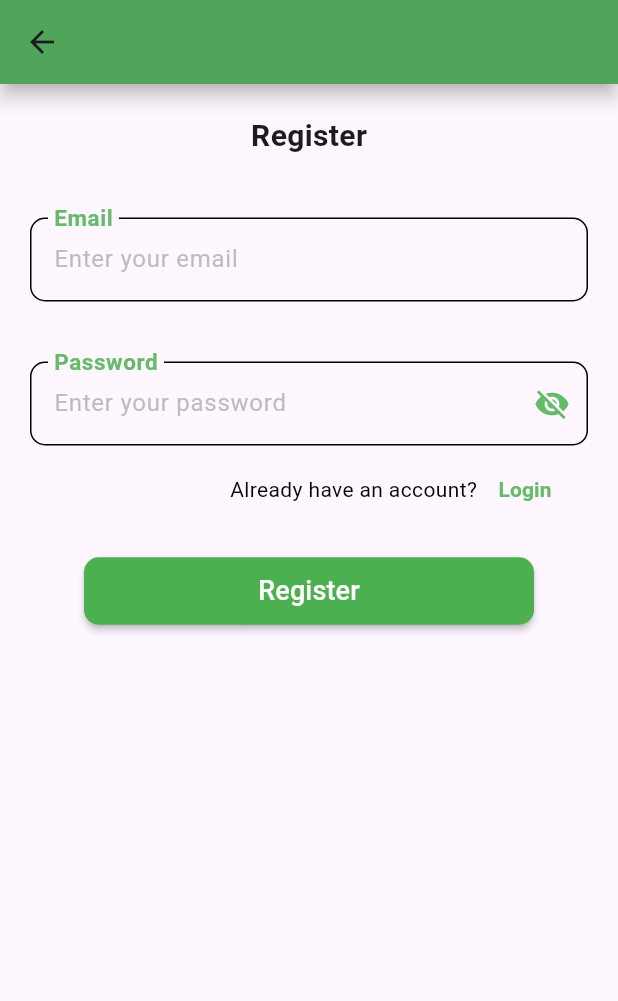
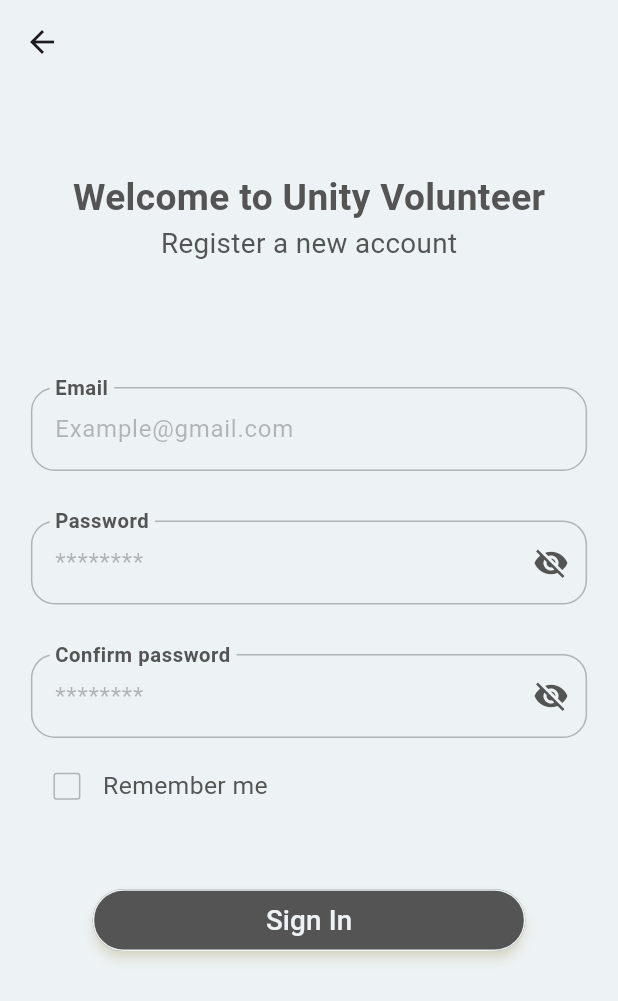
Before and after one commit to Raferane/mafe, a Flutter app: the RegisterScreen screen opened by its route, on a phone screen of 412 x 824 dp. Shown: the top 1001 px of the screen. Run offline on Flutter 3.47's test engine with Material 3 defaults, Android fonts, the phone set to English and light mode, and no system bars; our stand-ins replace firebase_auth, firebase_core, get, google_sign_in; accounts and stored records are empty.

Commit message:
add login and register ui with logic

```diff
--- a/lib/Views/register/register_screen.dart
+++ b/lib/Views/register/register_screen.dart
@@ -1,6 +1,9 @@
 import 'package:flutter/material.dart';
 import 'package:get/get.dart';
-import 'package:unity_project/Views/Login/components/z_password_text_form_field.dart';
+import 'package:unity_project/Views/Welcome/components/z_sign_up_button.dart';
+import 'package:unity_project/models/utility/Components/z_confirm_password_field.dart';
+import 'package:unity_project/models/utility/Components/z_email_text_form_field.dart';
+import 'package:unity_project/models/utility/Components/z_password_text_form_field.dart';
 import 'package:unity_project/controllers/auth_controllers.dart';
 import 'package:unity_project/models/utility/Components/loading_overlay.dart';
 
@@ -15,6 +18,7 @@ class _RegisterScreenState extends State<RegisterScreen> {
   final AuthController controller = Get.find<AuthController>();
   final registerEmailController = TextEditingController();
   final registerPasswordController = TextEditingController();
+  final registerConfirmPasswordController = TextEditingController();
   final registerFormKey = GlobalKey<FormState>();
 
   @override
@@ -31,101 +35,88 @@ class _RegisterScreenState extends State<RegisterScreen> {
     final width = size.width;
     final height = size.height;
     return Scaffold(
-      appBar: AppBar(elevation: 5, shadowColor: Colors.black),
+      appBar: AppBar(backgroundColor: Colors.transparent),
       body: LoadingOverlay(
         isLoading: controller.isLoading,
+        child: SingleChildScrollView(
+          child: Padding(
+            padding: EdgeInsets.symmetric(
+              horizontal: width * 0.05,
+              vertical: height * 0.02,
+            ),
             child: Form(
               key: registerFormKey,
-          child: Center(
               child: Column(
                 children: [
-                SizedBox(height: 20),
+                  SizedBox(height: height * 0.05),
                   Text(
-                  'Register',
-                  style: TextStyle(fontSize: 20, fontWeight: FontWeight.bold),
+                    'Welcome to Unity Volunteer',
+                    style: TextStyle(
+                      fontSize: width * 0.06,
+                      fontWeight: FontWeight.bold,
+                      color: Color(0xff545454),
                     ),
-                SizedBox(height: 20),
-                Padding(
-                  padding: const EdgeInsets.all(20.0),
-                  child: TextFormField(
-                    controller: registerEmailController,
-                    onTapOutside: (event) {
-                      controller.unfocusKeyboard();
-                    },
-                    keyboardType: TextInputType.emailAddress,
-                    decoration: InputDecoration(
-                      border: OutlineInputBorder(
-                        borderRadius: BorderRadius.circular(10),
                   ),
-                      enabledBorder: OutlineInputBorder(
-                        borderRadius: BorderRadius.circular(10),
-                        borderSide: BorderSide(color: Colors.black),
+                  Text(
+                    'Register a new account',
+                    style: TextStyle(
+                      fontSize: width * 0.045,
+                      fontWeight: FontWeight.w400,
+                      color: Color(0xff545454),
                     ),
-                      focusedBorder: OutlineInputBorder(
-                        borderRadius: BorderRadius.circular(10),
-                        borderSide: BorderSide(color: Colors.green, width: 2),
                   ),
-                      labelText: 'Email',
-                      floatingLabelBehavior: FloatingLabelBehavior.always,
-                      floatingLabelStyle: TextStyle(
-                        fontWeight: FontWeight.w700,
-                        color: Colors.green[400],
-                        fontSize: 20,
+                  SizedBox(height: height * 0.1),
+                  ZEmailTextFormField(
+                    loginEmailController: registerEmailController,
+                    controller: controller,
                   ),
-                      hintText: 'Enter your email',
-                      hintStyle: TextStyle(color: Colors.grey[400]),
+                  SizedBox(height: height * 0.04),
+                  ZPasswordTextFormField(
+                    loginPasswordController: registerPasswordController,
+                    controller: controller,
                   ),
-                    validator: (value) {
-                      if (value == null || value.isEmpty) {
-                        return "Email field is required";
-                      }
-                      if (!controller.isValidEmail(value)) {
-                        return "Please enter a valid email address";
-                      }
-                      return null;
+                  SizedBox(height: height * 0.04),
+                  ZConfirmPasswordField(
+                    confirmPasswordController:
+                        registerConfirmPasswordController,
+                    controller: controller,
+                    registerPasswordController: registerPasswordController,
+                  ),
+                  SizedBox(height: height * 0.01),
+                  Row(
+                    mainAxisAlignment: MainAxisAlignment.start,
+                    children: [
+                      Obx(
+                        () => Checkbox(
+                          activeColor: Color(0xff545454),
+                          checkColor: Color(0xffedf2f4),
+                          side: BorderSide(
+                            color: Color(0xff545454).withAlpha(100),
+                          ),
+                          value: controller.isRememberMe.value,
+                          onChanged: (value) {
+                            controller.isRememberMe.value = value ?? false;
                           },
                         ),
                       ),
-                Padding(
-                  padding: const EdgeInsets.only(
-                    left: 20,
-                    right: 20,
-                    top: 20,
-                    bottom: 5,
-                  ),
-                  child: ZPasswordTextFormField(
-                    loginPasswordController: registerPasswordController,
-                    controller: controller,
-                  ),
-                ),
-                Padding(
-                  padding: const EdgeInsets.only(right: 30),
-                  child: Row(
-                    mainAxisAlignment: MainAxisAlignment.end,
-                    children: [
                       Text(
-                        'Already have an account?',
-                        style: TextStyle(color: Colors.black),
-                      ),
-                      TextButton(
-                        onPressed: () {
-                          Get.back();
-                        },
-                        child: Text(
-                          'Login',
+                        'Remember me',
                         style: TextStyle(
-                            color: Colors.green[400],
-                            fontWeight: FontWeight.w700,
-                          ),
+                          fontSize: width * 0.04,
+                          fontWeight: FontWeight.w400,
+                          color: Color(0xff545454),
                         ),
                       ),
                     ],
                   ),
-                ),
-                SizedBox(height: 20),
-                MaterialButton(
-                  onPressed: () async {
-                    //TODO: Check if the email and password are valid By Firebase and implement the logic
+                  SizedBox(height: height * 0.05),
+                  ZSignUpButton(
+                    text: 'Sign In',
+                    bColor: Color(0xff545454),
+                    fColor: Color(0xffedf2f4),
+                    fontWeight: FontWeight.w500,
+                    fontSize: width * 0.045,
+                    onPressed: () {
                       if (registerFormKey.currentState!.validate()) {
                         controller.register(
                           registerEmailController.text,
@@ -133,16 +124,10 @@ class _RegisterScreenState extends State<RegisterScreen> {
                         );
                       }
                     },
-                  color: Colors.green[500],
-                  textColor: Colors.white,
-                  minWidth: 300,
-                  height: 45,
-                  shape: RoundedRectangleBorder(
-                    borderRadius: BorderRadius.circular(10),
-                  ),
-                  child: Text('Register', style: TextStyle(fontSize: 18)),
+                    size: Size(width * 0.7, height * 0.05),
                   ),
                 ],
+              ),
             ),
           ),
         ),
--- a/lib/controllers/auth_controllers.dart
+++ b/lib/controllers/auth_controllers.dart
@@ -7,10 +7,14 @@ class AuthController extends GetxController {
   final _isLoading = false.obs;
   final _user = Rxn<User>();
   final _isPasswordVisible = true.obs;
+  final _isRememberMe = false.obs;
+  final _isGuest = false.obs;
 
   RxBool get isLoading => _isLoading;
   Rxn<User> get user => _user;
   RxBool get isPasswordVisible => _isPasswordVisible;
+  RxBool get isRememberMe => _isRememberMe;
+  RxBool get isGuest => _isGuest;
 
   // Email validation
   bool isValidEmail(String email) {
@@ -90,7 +94,7 @@ class AuthController extends GetxController {
         email: email,
         password: password,
       );
-      Get.back();
+      Get.offAllNamed('/home');
     } on FirebaseAuthException catch (e) {
       String message;
       switch (e.code) {
--- /dev/null
+++ b/lib/middleware/auth_middleware.dart
@@ -0,0 +1,18 @@
+import 'package:firebase_auth/firebase_auth.dart';
+import 'package:flutter/material.dart';
+import 'package:get/get.dart';
+
+class AuthMiddleware extends GetMiddleware {
+  @override
+  RouteSettings? redirect(String? route) {
+    // Check firebase auth authentication
+    final user = FirebaseAuth.instance.currentUser;
+
+    if (user != null) {
+      return null;
+    }
+
+    // If user is not authenticated, redirect to welcome screen
+    return const RouteSettings(name: '/welcome');
+  }
+}
--- /dev/null
+++ b/lib/models/utility/Components/z_confirm_password_field.dart
@@ -0,0 +1,68 @@
+import 'package:flutter/material.dart';
+import 'package:get/get.dart';
+import 'package:unity_project/controllers/auth_controllers.dart';
+
+class ZConfirmPasswordField extends StatelessWidget {
+  const ZConfirmPasswordField({
+    super.key,
+    required this.confirmPasswordController,
+    required this.controller,
+    required this.registerPasswordController,
+  });
+
+  final TextEditingController confirmPasswordController;
+  final AuthController controller;
+  final TextEditingController registerPasswordController;
+
+  @override
+  Widget build(BuildContext context) {
+    return Obx(
+      () => TextFormField(
+        controller: confirmPasswordController,
+        obscureText: controller.isPasswordVisible.value,
+        onTapOutside: (event) {
+          controller.unfocusKeyboard();
+        },
+        keyboardType: TextInputType.visiblePassword,
+        decoration: InputDecoration(
+          border: OutlineInputBorder(borderRadius: BorderRadius.circular(16)),
+          enabledBorder: OutlineInputBorder(
+            borderRadius: BorderRadius.circular(16),
+            borderSide: BorderSide(color: Color(0xff545454).withAlpha(100)),
+          ),
+          focusedBorder: OutlineInputBorder(
+            borderRadius: BorderRadius.circular(16),
+            borderSide: BorderSide(
+              color: Color(0xff545454).withAlpha(100),
+              width: 2,
+            ),
+          ),
+          labelText: 'Confirm password',
+          floatingLabelBehavior: FloatingLabelBehavior.always,
+          floatingLabelStyle: TextStyle(
+            fontWeight: FontWeight.w700,
+            color: Color(0xff545454),
+            fontSize: 18,
+          ),
+          hintText: '********',
+          hintStyle: TextStyle(color: Color(0xff545454).withAlpha(100)),
+          suffixIcon: IconButton(
+            onPressed: () {
+              controller.togglePasswordVisibility();
+            },
+            icon:
+                controller.isPasswordVisible.value == true
+                    ? Icon(Icons.visibility_off, color: Color(0xff545454))
+                    : Icon(Icons.visibility, color: Color(0xff545454)),
+          ),
+        ),
+        validator: (value) {
+          if (value != registerPasswordController.text) {
+            return "Passwords do not match";
+          }
+          return null;
+        },
+      ),
+    );
+  }
+}
--- a/lib/Views/Login/components/z_email_text_form_field.dart
+++ b/lib/models/utility/Components/z_email_text_form_field.dart
@@ -20,24 +20,27 @@ class ZEmailTextFormField extends StatelessWidget {
       },
       keyboardType: TextInputType.emailAddress,
       decoration: InputDecoration(
-        border: OutlineInputBorder(borderRadius: BorderRadius.circular(10)),
+        border: OutlineInputBorder(borderRadius: BorderRadius.circular(16)),
         enabledBorder: OutlineInputBorder(
-          borderRadius: BorderRadius.circular(10),
-          borderSide: BorderSide(color: Colors.black),
+          borderRadius: BorderRadius.circular(16),
+          borderSide: BorderSide(color: Color(0xff545454).withAlpha(100)),
         ),
         focusedBorder: OutlineInputBorder(
-          borderRadius: BorderRadius.circular(10),
-          borderSide: BorderSide(color: Colors.black, width: 2),
+          borderRadius: BorderRadius.circular(16),
+          borderSide: BorderSide(
+            color: Color(0xff545454).withAlpha(100),
+            width: 2,
+          ),
         ),
         labelText: 'Email',
         floatingLabelBehavior: FloatingLabelBehavior.always,
         floatingLabelStyle: TextStyle(
           fontWeight: FontWeight.w700,
-          color: Colors.green[400],
-          fontSize: 20,
+          color: Color(0xff545454),
+          fontSize: 18,
         ),
-        hintText: 'Enter your email',
-        hintStyle: TextStyle(color: Colors.grey[400]),
+        hintText: 'Example@gmail.com',
+        hintStyle: TextStyle(color: Color(0xff545454).withAlpha(100)),
       ),
       validator: (value) {
         if (value == null || value.isEmpty) {
--- a/lib/Views/Login/components/z_password_text_form_field.dart
+++ b/lib/models/utility/Components/z_password_text_form_field.dart
@@ -23,32 +23,35 @@ class ZPasswordTextFormField extends StatelessWidget {
         },
         keyboardType: TextInputType.visiblePassword,
         decoration: InputDecoration(
-          border: OutlineInputBorder(borderRadius: BorderRadius.circular(10)),
+          border: OutlineInputBorder(borderRadius: BorderRadius.circular(16)),
           enabledBorder: OutlineInputBorder(
-            borderRadius: BorderRadius.circular(10),
-            borderSide: BorderSide(color: Colors.black),
+            borderRadius: BorderRadius.circular(16),
+            borderSide: BorderSide(color: Color(0xff545454).withAlpha(100)),
           ),
           focusedBorder: OutlineInputBorder(
-            borderRadius: BorderRadius.circular(10),
-            borderSide: BorderSide(color: Colors.black, width: 2),
+            borderRadius: BorderRadius.circular(16),
+            borderSide: BorderSide(
+              color: Color(0xff545454).withAlpha(100),
+              width: 2,
+            ),
           ),
           labelText: 'Password',
           floatingLabelBehavior: FloatingLabelBehavior.always,
           floatingLabelStyle: TextStyle(
             fontWeight: FontWeight.w700,
-            color: Colors.green[400],
-            fontSize: 20,
+            color: Color(0xff545454),
+            fontSize: 18,
           ),
-          hintText: 'Enter your password',
-          hintStyle: TextStyle(color: Colors.grey[400]),
+          hintText: '********',
+          hintStyle: TextStyle(color: Color(0xff545454).withAlpha(100)),
           suffixIcon: IconButton(
             onPressed: () {
               controller.togglePasswordVisibility();
             },
             icon:
                 controller.isPasswordVisible.value == true
-                    ? Icon(Icons.visibility_off, color: Colors.green[400])
-                    : Icon(Icons.visibility, color: Colors.green[400]),
+                    ? Icon(Icons.visibility_off, color: Color(0xff545454))
+                    : Icon(Icons.visibility, color: Color(0xff545454)),
           ),
         ),
         validator: (value) {
```
Also changed, not shown: lib/Views/Login/login_screen.dart (+61 -37 lines), lib/Views/Welcome/welcome_screen.dart (+17 -4 lines), lib/main.dart (+15 -11 lines), assets/unity_volunteer_logo_noBackground.png. Lines whose indentation alone changed are shown as unchanged.
